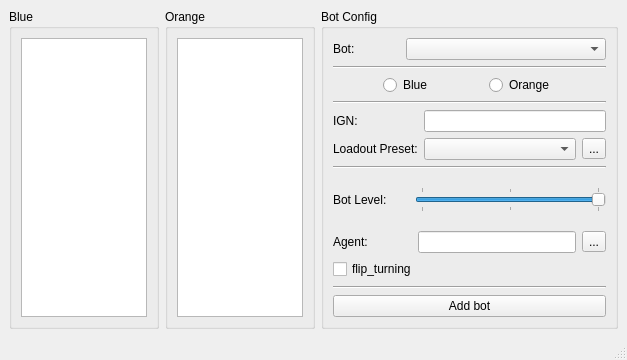
The window that RLBotFramework/gui/qt_gui/qt_gui.ui (RLBot/RLBot) describes before a commit, drawn with Qt 5.
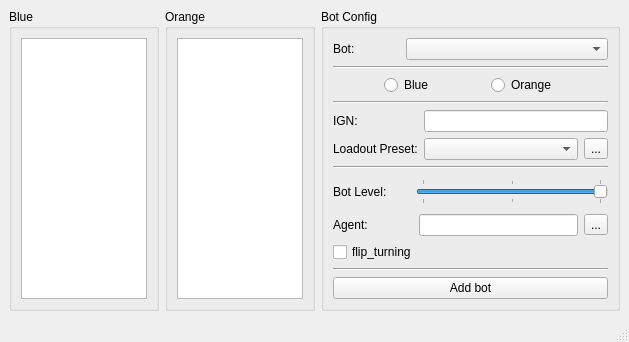
The same window after the commit.

```diff
--- a/RLBotFramework/gui/qt_gui/qt_gui.ui
+++ b/RLBotFramework/gui/qt_gui/qt_gui.ui
@@ -6,8 +6,8 @@
    <rect>
     <x>0</x>
     <y>0</y>
-    <width>627</width>
-    <height>360</height>
+    <width>629</width>
+    <height>342</height>
    </rect>
   </property>
   <property name="windowTitle">
```
Left out of the diff: 17 changed lines with no effect on the pictures.
